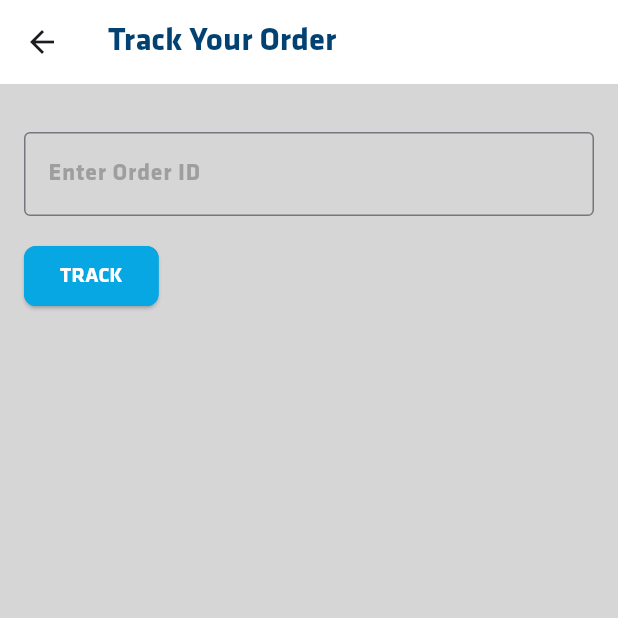
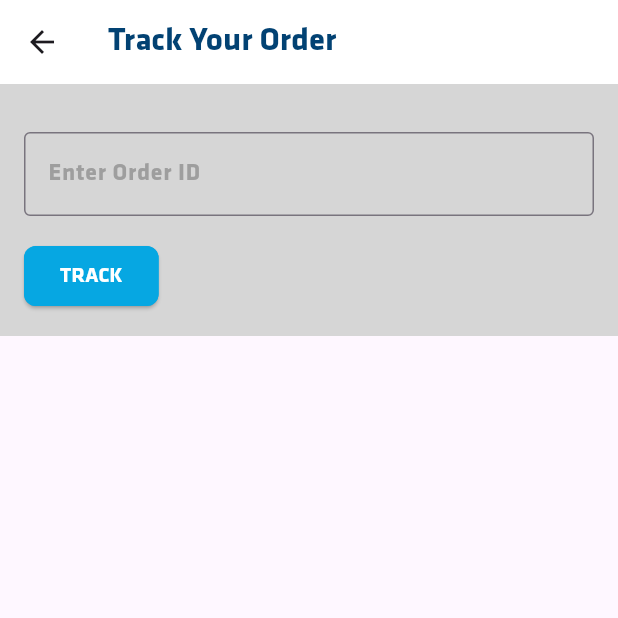
Before and after one commit to jhanel/service_package, a Flutter app: the TrackOrderPage screen opened directly, on a phone screen of 412 x 824 dp, the top half of it. Run offline on Flutter 3.47's test engine with Material 3 defaults, Android fonts, the light colour scheme and no system bars; our stand-ins replace file_picker, logger; missing offline and left inert: universal_html.

Commit message:
Updated main.dart
Fixed Track Order page bugs

```diff
--- a/project/lib/main.dart
+++ b/project/lib/main.dart
@@ -1,7 +1,6 @@
 
 import 'package:flutter/material.dart';
 import 'package:file_picker/file_picker.dart';
-//import 'package:service_package/web_save_file.dart';
 import 'dart:io';
 import 'dart:convert';
 import 'dart:developer' as developer;
@@ -889,11 +888,18 @@ class TrackOrderPageState extends State<TrackOrderPage> {
         backgroundColor: CSS.lightTheme.primaryColorLight,
       ),
 
-      body: Container(
+      body: LayoutBuilder(
+        builder: (context, constraints) {
+          bool isMobile = constraints.maxWidth < 600.0;
+
+          return SingleChildScrollView(
+            child: Container(
+              height: isMobile ? null : MediaQuery.of(context).size.height, // Adjust for desktop view
+              padding: const EdgeInsets.all(16.0),
               color: CSS.lightTheme.hoverColor,
-        padding: const EdgeInsets.all(16.0),
               child: Column(
                 crossAxisAlignment: CrossAxisAlignment.start,
+                mainAxisSize: MainAxisSize.min, // To prevent extra space
                 children: <Widget>[
                   const SizedBox(height: 16.0),
                   if (!_isTracking) ...[
@@ -904,7 +910,8 @@ class TrackOrderPageState extends State<TrackOrderPage> {
                         border: const OutlineInputBorder(),
                         labelStyle: TextStyle(
                           color: CSS.lightTheme.shadowColor,
-                    fontFamily: 'Klavika', fontWeight: FontWeight.normal,
+                          fontFamily: 'Klavika',
+                          fontWeight: FontWeight.normal,
                         ),
                       ),
                       style: const TextStyle(color: Color(0xFF000000)),
@@ -914,27 +921,25 @@ class TrackOrderPageState extends State<TrackOrderPage> {
                       onPressed: _trackOrder,
                       style: ButtonStyle(
                         backgroundColor: WidgetStateProperty.all(CSS.lightTheme.primaryColor),
-                  side: WidgetStateProperty.all( BorderSide(width: 2.0, color: CSS.lightTheme.primaryColor)),
-                  shape: WidgetStateProperty.all(RoundedRectangleBorder(
+                        side: WidgetStateProperty.all(
+                          BorderSide(width: 2.0, color: CSS.lightTheme.primaryColor),
+                        ),
+                        shape: WidgetStateProperty.all(
+                          RoundedRectangleBorder(
                             borderRadius: BorderRadius.circular(8.0),
-                  )),
-                ),
-                child: Text('TRACK',
-                  style: TextStyle(
-                    color: CSS.lightTheme.primaryColorLight,
-                    fontFamily: 'Klavika', fontWeight: FontWeight.bold,
                           ),
                         ),
                       ),
-              const SizedBox(height: 16.0),
-            ]
-
-            // Main widget layout method
-              else ...[
-              // display greeting message and order details container when tracking
-              Row(
-                crossAxisAlignment: CrossAxisAlignment.start,
-                children: [
+                      child: Text(
+                        'TRACK',
+                        style: TextStyle(
+                          color: CSS.lightTheme.primaryColorLight,
+                          fontFamily: 'Klavika',
+                          fontWeight: FontWeight.bold,
+                        ),
+                      ),
+                    ),
+                  ] else ...[
                     Text(
                       'Hi, ${globalOrderDetails.userName}',
                       style: TextStyle(
@@ -944,21 +949,17 @@ class TrackOrderPageState extends State<TrackOrderPage> {
                         fontSize: 24.0,
                       ),
                     ),
-                  const SizedBox(width: 16.0),
-                  Expanded(
-                    child: _buildOrderDetails(), // order deets
-                  ),
+                    const SizedBox(height: 16.0),
+                    _buildOrderDetails(), // Order details container
                   ],
-              ),
-            ],
-            const SizedBox(height: 16.0),
                 ],
               ),
             ),
           );
+        },
+      ),
+    );
   }
-
-
 
   Widget _buildOrderDetails() {
     return LayoutBuilder(
```
Lines whose indentation alone changed are shown as unchanged.
